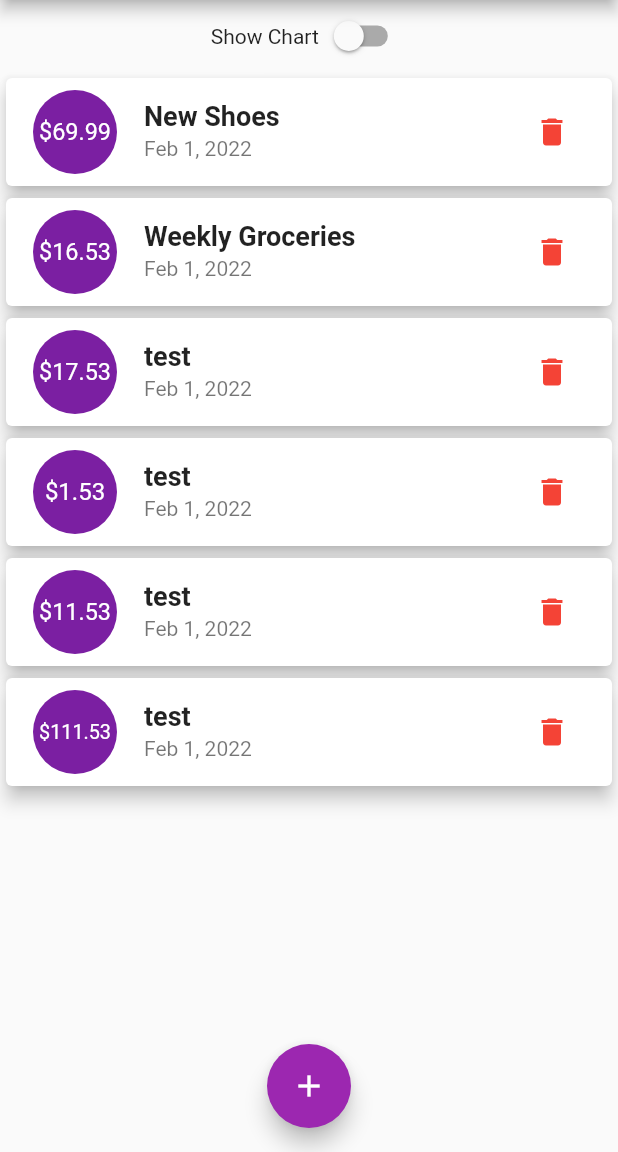
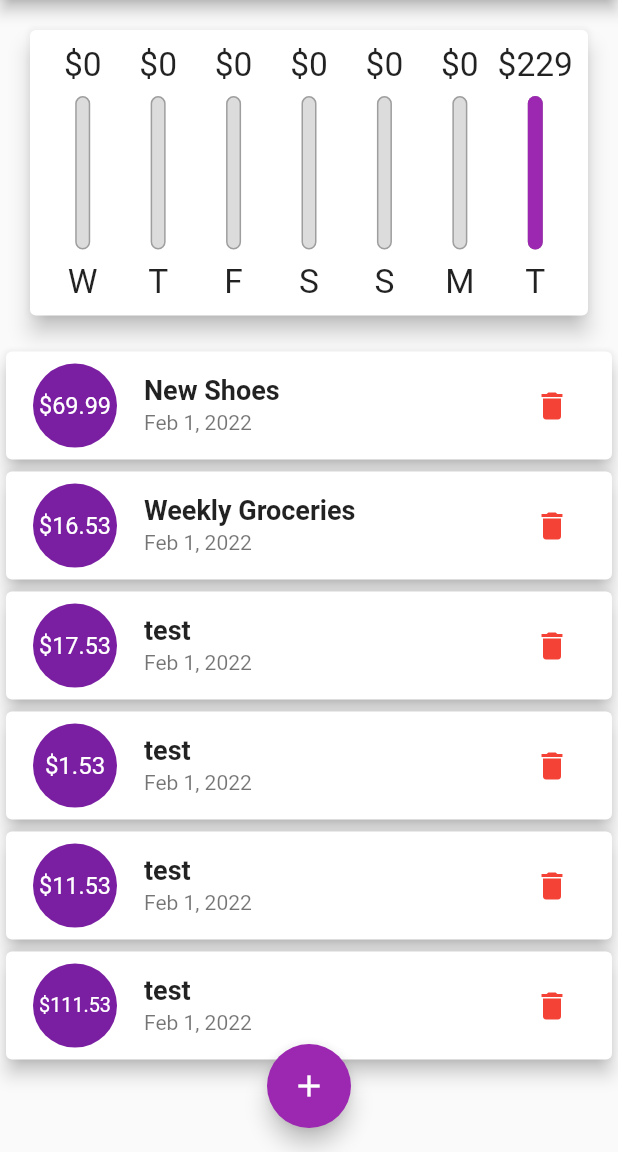
Before and after one commit to qzhao1992/personal_expense, a Flutter app: the screen it shows after launch, on a phone screen of 412 x 824 dp, the part 84-1236 px from its top. Run offline on Flutter 3.47's test engine with Material 2 defaults, Android fonts, the phone set to English and light mode, and no system bars; Roboto replaces fonts that are missing (OpenSans).

Commit message:
added orentation

```diff
--- a/lib/main.dart
+++ b/lib/main.dart
@@ -121,6 +121,7 @@ class _MyHomePageState extends State<MyHomePage> {
 
   @override
   Widget build(BuildContext context) {
+    final isLandscape = MediaQuery.of(context).orientation == Orientation.landscape;
     final appBar = AppBar(
         title: Text('Personal Expenses'),
         actions: [
@@ -130,6 +131,10 @@ class _MyHomePageState extends State<MyHomePage> {
           )
         ],
       );
+      final txListWidget = Container(
+              height: (MediaQuery.of(context).size.height - appBar.preferredSize.height - MediaQuery.of(context).padding.top) * 0.7,
+              child: TransactionList(_userTransactions, _deleteTransaction),
+              );
     return Scaffold(
       appBar: appBar,
       body: SingleChildScrollView(
@@ -137,7 +142,7 @@ class _MyHomePageState extends State<MyHomePage> {
           // mainAxisAlignment: MainAxisAlignment.spaceAround,
           crossAxisAlignment: CrossAxisAlignment.stretch,
           children: <Widget>[
-            Row(
+            if (isLandscape) Row(
               mainAxisAlignment: MainAxisAlignment.center,
               children: [
                 Text('Show Chart'),
@@ -150,13 +155,16 @@ class _MyHomePageState extends State<MyHomePage> {
                   },
                 )
             ],),
-            _showChart ? Container(
+            if(!isLandscape) Container(
+                height: (MediaQuery.of(context).size.height - appBar.preferredSize.height - MediaQuery.of(context).padding.top) * 0.3,
+                child: Chart(_recentTransactions),
+              ),
+            if(!isLandscape) txListWidget,
+            if(isLandscape) _showChart ? Container(
               height: (MediaQuery.of(context).size.height - appBar.preferredSize.height - MediaQuery.of(context).padding.top) * 0.7,
               child: Chart(_recentTransactions),
             ) :
-            Container(
-              height: (MediaQuery.of(context).size.height - appBar.preferredSize.height - MediaQuery.of(context).padding.top) * 0.7,
-              child: TransactionList(_userTransactions, _deleteTransaction)),
+            txListWidget,
           ],
         ),
       ),
```
